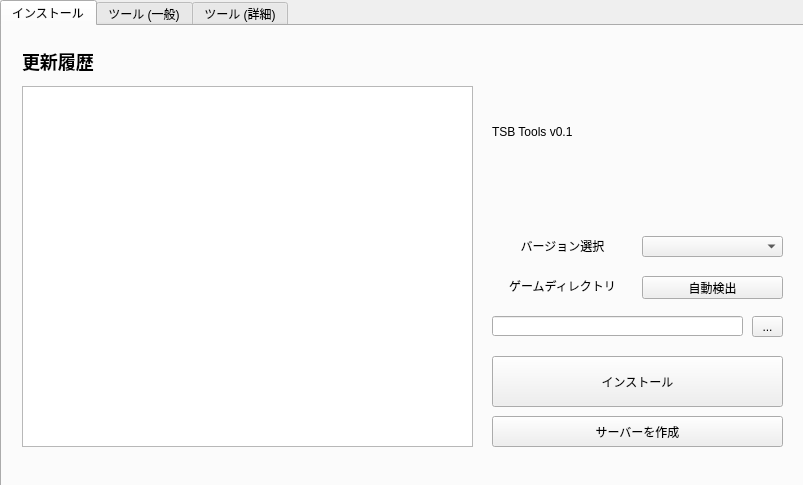
Qt form main.ui (0kq-github/TSBTools) before a commit.
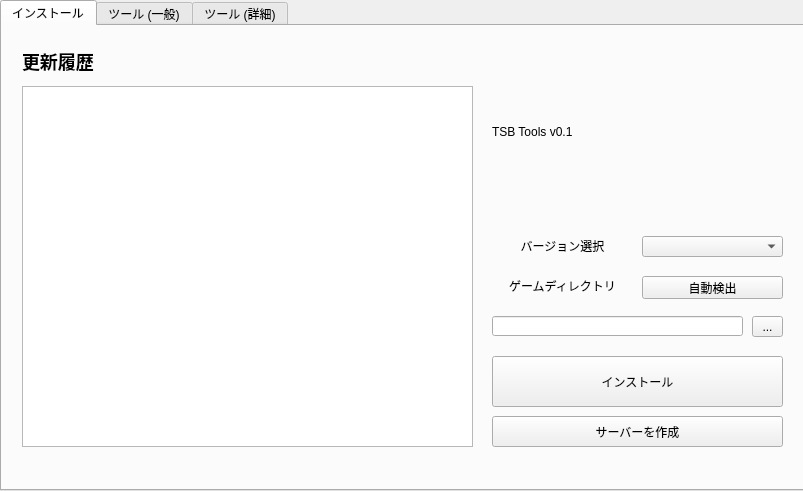
The same form after that commit.

Patch:
```diff
--- a/main.ui
+++ b/main.ui
@@ -7,11 +7,11 @@
     <x>0</x>
     <y>0</y>
     <width>803</width>
-    <height>485</height>
+    <height>491</height>
    </rect>
   </property>
   <property name="sizePolicy">
-   <sizepolicy hsizetype="Preferred" vsizetype="Preferred">
+   <sizepolicy hsizetype="Fixed" vsizetype="Fixed">
     <horstretch>0</horstretch>
     <verstretch>0</verstretch>
    </sizepolicy>
@@ -19,13 +19,13 @@
   <property name="minimumSize">
    <size>
     <width>803</width>
-    <height>485</height>
+    <height>491</height>
    </size>
   </property>
   <property name="maximumSize">
    <size>
     <width>803</width>
-    <height>485</height>
+    <height>491</height>
    </size>
   </property>
   <property name="windowTitle">
```
